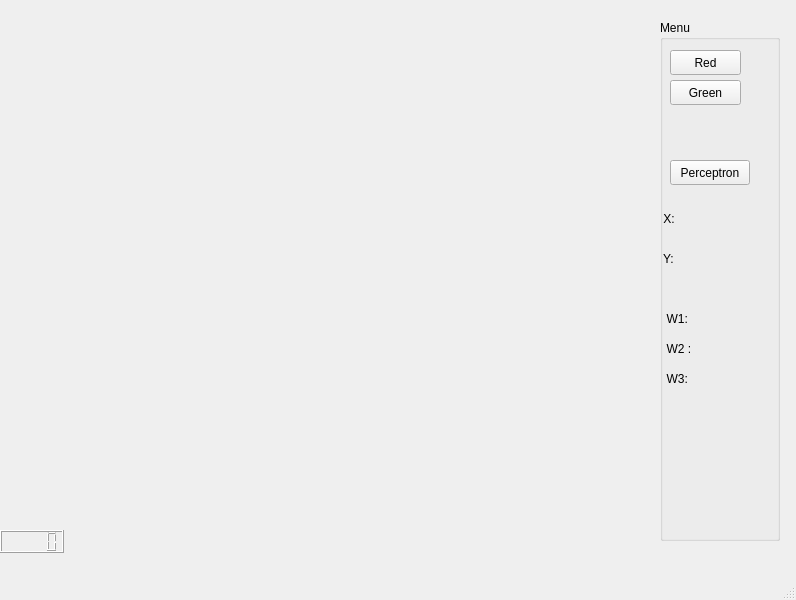
The window that single_layer/mainwindow.ui (ysnacrk/ArtificialNeuralNetwork) describes before a commit, drawn with Qt 5.
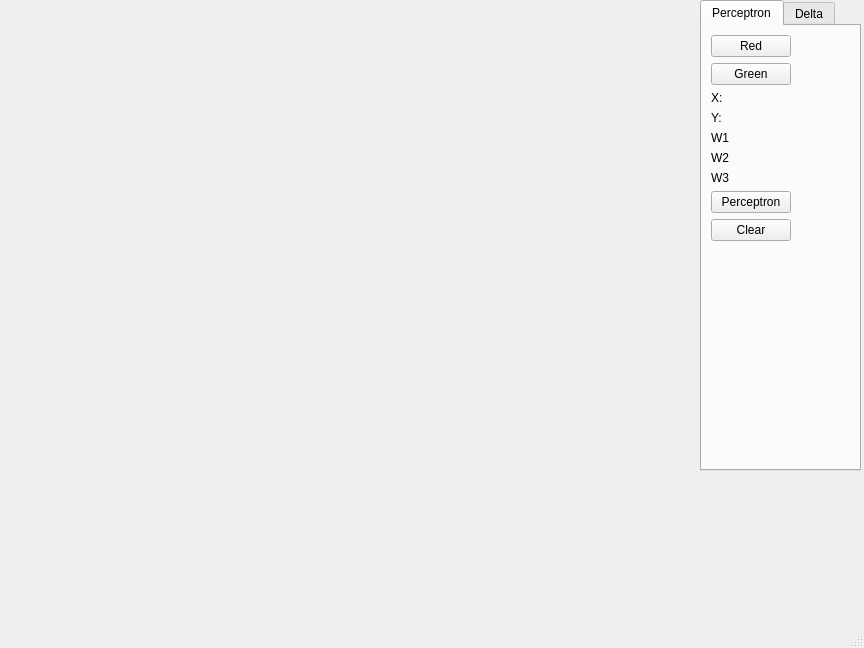
The same window after the commit. The open tabs and pages were chosen to show the change.

Commit message: Delta learning rule added

```diff
--- a/single_layer/mainwindow.ui
+++ b/single_layer/mainwindow.ui
@@ -6,205 +6,166 @@
    <rect>
     <x>0</x>
     <y>0</y>
-    <width>796</width>
-    <height>600</height>
+    <width>864</width>
+    <height>648</height>
    </rect>
   </property>
   <property name="windowTitle">
    <string>Perceptron</string>
   </property>
   <widget class="QWidget" name="centralwidget">
-   <widget class="QGroupBox" name="groupBox">
+   <widget class="QTabWidget" name="Perceptron_2">
     <property name="geometry">
      <rect>
-      <x>660</x>
-      <y>20</y>
-      <width>120</width>
-      <height>521</height>
+      <x>700</x>
+      <y>0</y>
+      <width>161</width>
+      <height>471</height>
      </rect>
     </property>
-    <property name="title">
-     <string>Menu</string>
+    <property name="currentIndex">
+     <number>1</number>
     </property>
-    <widget class="QPushButton" name="greenButton">
-     <property name="geometry">
-      <rect>
-       <x>10</x>
-       <y>60</y>
-       <width>71</width>
-       <height>25</height>
-      </rect>
-     </property>
-     <property name="text">
-      <string>Green</string>
-     </property>
-    </widget>
+    <widget class="QWidget" name="Perceptron">
+     <attribute name="title">
+      <string>Perceptron</string>
+     </attribute>
+     <layout class="QFormLayout" name="formLayout">
+      <item row="0" column="0">
     <widget class="QPushButton" name="redButton">
-     <property name="geometry">
-      <rect>
-       <x>10</x>
-       <y>30</y>
-       <width>71</width>
-       <height>25</height>
-      </rect>
-     </property>
      <property name="text">
       <string>Red</string>
      </property>
     </widget>
-    <widget class="QPushButton" name="pushButton">
-     <property name="geometry">
-      <rect>
-       <x>10</x>
-       <y>140</y>
-       <width>80</width>
-       <height>25</height>
-      </rect>
-     </property>
+      </item>
+      <item row="1" column="0">
+       <widget class="QPushButton" name="greenButton">
      <property name="text">
-      <string>Perceptron</string>
-     </property>
-    </widget>
-    <widget class="QLabel" name="label_2">
-     <property name="geometry">
-      <rect>
-       <x>60</x>
-       <y>230</y>
-       <width>54</width>
-       <height>17</height>
-      </rect>
-     </property>
-     <property name="text">
-      <string/>
-     </property>
-    </widget>
+         <string>Green</string>
+        </property>
+       </widget>
+      </item>
+      <item row="3" column="0">
     <widget class="QLabel" name="label">
-     <property name="geometry">
-      <rect>
-       <x>60</x>
-       <y>190</y>
-       <width>54</width>
-       <height>17</height>
-      </rect>
-     </property>
      <property name="text">
-      <string/>
-     </property>
-    </widget>
+         <string>X:</string>
+        </property>
+       </widget>
+      </item>
+      <item row="3" column="1">
     <widget class="QLabel" name="label_3">
-     <property name="geometry">
-      <rect>
-       <x>0</x>
-       <y>190</y>
-       <width>54</width>
-       <height>17</height>
-      </rect>
-     </property>
      <property name="text">
-      <string> X:</string>
-     </property>
-    </widget>
-    <widget class="QLabel" name="label_4">
-     <property name="geometry">
-      <rect>
-       <x>0</x>
-       <y>230</y>
-       <width>54</width>
-       <height>17</height>
-      </rect>
-     </property>
-     <property name="text">
-      <string> Y:</string>
-     </property>
-    </widget>
-    <widget class="QLabel" name="label_5">
-     <property name="geometry">
-      <rect>
-       <x>60</x>
-       <y>290</y>
-       <width>54</width>
-       <height>17</height>
-      </rect>
-     </property>
-     <property name="text">
       <string/>
      </property>
     </widget>
-    <widget class="QLabel" name="label_6">
-     <property name="geometry">
-      <rect>
-       <x>60</x>
-       <y>320</y>
-       <width>54</width>
-       <height>17</height>
-      </rect>
-     </property>
-     <property name="text">
-      <string/>
-     </property>
-    </widget>
+      </item>
+      <item row="6" column="0">
     <widget class="QLabel" name="label_7">
-     <property name="geometry">
-      <rect>
-       <x>60</x>
-       <y>350</y>
-       <width>54</width>
-       <height>17</height>
-      </rect>
-     </property>
+        <property name="text">
+         <string>Y:</string>
+        </property>
+       </widget>
+      </item>
+      <item row="6" column="1">
+       <widget class="QLabel" name="label_2">
      <property name="text">
       <string/>
      </property>
     </widget>
+      </item>
+      <item row="11" column="0">
+       <widget class="QLabel" name="label_5">
+        <property name="text">
+         <string>W1</string>
+        </property>
+       </widget>
+      </item>
+      <item row="11" column="1">
     <widget class="QLabel" name="label_8">
-     <property name="geometry">
-      <rect>
-       <x>0</x>
-       <y>290</y>
-       <width>54</width>
-       <height>17</height>
-      </rect>
-     </property>
      <property name="text">
-      <string>  W1:</string>
-     </property>
-    </widget>
-    <widget class="QLabel" name="label_9">
-     <property name="geometry">
-      <rect>
-       <x>0</x>
-       <y>320</y>
-       <width>54</width>
-       <height>17</height>
-      </rect>
-     </property>
+         <string/>
+        </property>
+       </widget>
+      </item>
+      <item row="14" column="0">
+       <widget class="QLabel" name="label_6">
+        <property name="text">
+         <string>W2</string>
+        </property>
+       </widget>
+      </item>
+      <item row="14" column="1">
+       <widget class="QLabel" name="label_4">
      <property name="text">
-      <string>  W2 :</string>
-     </property>
-    </widget>
+         <string/>
+        </property>
+       </widget>
+      </item>
+      <item row="16" column="0">
     <widget class="QLabel" name="label_10">
-     <property name="geometry">
-      <rect>
-       <x>0</x>
-       <y>350</y>
-       <width>54</width>
-       <height>17</height>
-      </rect>
-     </property>
+        <property name="text">
+         <string>W3</string>
+        </property>
+       </widget>
+      </item>
+      <item row="16" column="1">
+       <widget class="QLabel" name="label_9">
      <property name="text">
-      <string>  W3:</string>
-     </property>
-    </widget>
-   </widget>
-   <widget class="QLCDNumber" name="lcdNumber">
-    <property name="geometry">
-     <rect>
-      <x>0</x>
-      <y>530</y>
-      <width>64</width>
-      <height>23</height>
-     </rect>
-    </property>
+         <string/>
+        </property>
+       </widget>
+      </item>
+      <item row="17" column="0">
+       <widget class="QPushButton" name="pushButton">
+        <property name="text">
+         <string>Perceptron</string>
+        </property>
+       </widget>
+      </item>
+      <item row="18" column="0">
+       <widget class="QPushButton" name="pushButton_2">
+        <property name="text">
+         <string>Clear</string>
+        </property>
+       </widget>
+      </item>
+     </layout>
+    </widget>
+    <widget class="QWidget" name="Delta">
+     <attribute name="title">
+      <string>Delta</string>
+     </attribute>
+     <layout class="QFormLayout" name="formLayout_2">
+      <item row="0" column="0">
+       <widget class="QPushButton" name="redButton_2">
+        <property name="text">
+         <string>Red</string>
+        </property>
+       </widget>
+      </item>
+      <item row="1" column="0">
+       <widget class="QPushButton" name="greenButton_2">
+        <property name="text">
+         <string>Green</string>
+        </property>
+       </widget>
+      </item>
+      <item row="2" column="0">
+       <widget class="QCheckBox" name="checkBox">
+        <property name="text">
+         <string>Normalize</string>
+        </property>
+       </widget>
+      </item>
+      <item row="3" column="0">
+       <widget class="QPushButton" name="pushButton_3">
+        <property name="text">
+         <string>Delta</string>
+        </property>
+       </widget>
+      </item>
+     </layout>
+    </widget>
    </widget>
   </widget>
   <widget class="QMenuBar" name="menubar">
```
Left out of the diff: 2 changed lines with no effect on the pictures. Lines whose indentation alone changed are shown as unchanged. The commit also changes 5 other files.
